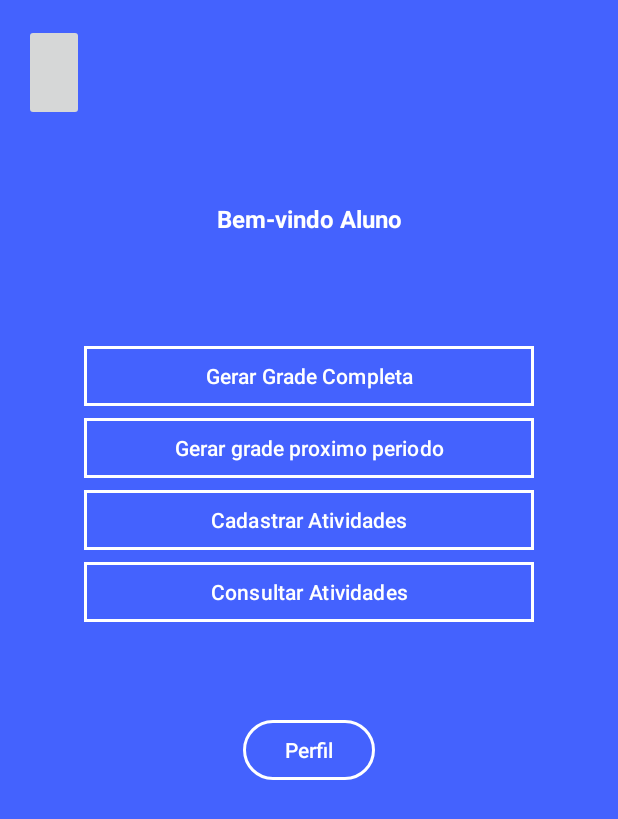
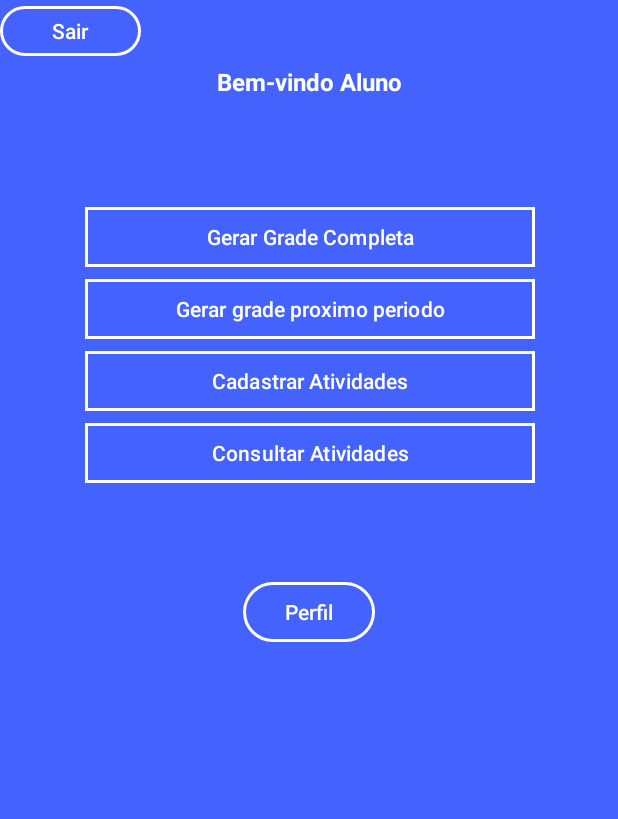
Before and after one commit to felipejf95/SGA-Trabalho, an Android app built with Jetpack Compose: the TelaPrincipalAlunoActivity screen opened directly, with no data from a screen before it, on a phone screen of 412 x 824 dp. Shown: the top 819 px of the screen. Run offline under Robolectric (Android 15) with nearby library versions, the phone set to English and light mode, and no system bars.

Commit message:
Conserta merge

```diff
--- a/app/src/main/res/layout/activity_tela_principal_aluno.xml
+++ b/app/src/main/res/layout/activity_tela_principal_aluno.xml
@@ -12,27 +12,28 @@
         android:id="@+id/textView"
         android:layout_width="wrap_content"
         android:layout_height="wrap_content"
-        android:layout_marginBottom="70dp"
+        android:layout_marginTop="43dp"
         android:text="Bem-vindo Aluno"
         android:textColor="#FFFFFF"
         android:textSize="16sp"
         android:textStyle="bold"
-        app:layout_constraintBottom_toTopOf="@+id/btnGerarGrade"
         app:layout_constraintEnd_toEndOf="parent"
-        app:layout_constraintStart_toStartOf="parent" />
+        app:layout_constraintStart_toStartOf="parent"
+        app:layout_constraintTop_toTopOf="parent" />
 
     <Button
         android:id="@+id/btnGerarGrade"
         android:layout_width="wrap_content"
         android:layout_height="wrap_content"
+        android:layout_marginTop="134dp"
+        android:layout_marginEnd="55dp"
         android:width="300dp"
         android:backgroundTint="?android:attr/windowSplashScreenBackground"
         android:text="Gerar Grade Completa"
         app:cornerRadius="0dp"
-        app:layout_constraintBottom_toTopOf="@+id/btnConsultar"
         app:layout_constraintEnd_toEndOf="parent"
-        app:layout_constraintStart_toStartOf="parent"
-        app:layout_constraintTop_toBottomOf="@+id/btnPerfil"
+        app:layout_constraintStart_toEndOf="@+id/btnPerfil"
+        app:layout_constraintTop_toTopOf="parent"
         app:strokeColor="#FFFFFF"
         app:strokeWidth="2dp" />
 
@@ -44,10 +45,21 @@
         android:backgroundTint="?android:attr/windowSplashScreenBackground"
         android:text="Gerar grade proximo periodo"
         app:cornerRadius="0dp"
-        app:layout_constraintBottom_toTopOf="@+id/btnAtividades"
-        app:layout_constraintEnd_toEndOf="@+id/btnGerarGrade"
         app:layout_constraintStart_toStartOf="@+id/btnGerarGrade"
         app:layout_constraintTop_toBottomOf="@+id/btnGerarGrade"
+        app:strokeColor="@color/white"
+        app:strokeWidth="2dp" />
+
+    <Button
+        android:id="@+id/btnAlunoAddExtra"
+        android:layout_width="wrap_content"
+        android:layout_height="wrap_content"
+        android:width="300dp"
+        android:backgroundTint="?android:attr/windowSplashScreenBackground"
+        android:text="Cadastrar Atividades"
+        app:cornerRadius="0dp"
+        app:layout_constraintStart_toStartOf="@+id/btnConsultar"
+        app:layout_constraintTop_toBottomOf="@+id/btnConsultar"
         app:strokeColor="@color/white"
         app:strokeWidth="2dp" />
 
@@ -57,40 +69,20 @@
         android:layout_height="wrap_content"
         android:width="300dp"
         android:backgroundTint="?android:attr/windowSplashScreenBackground"
-        android:text="Cadastrar Atividades"
-        app:cornerRadius="0dp"
-        app:layout_constraintBottom_toTopOf="@+id/btnAtividades2"
-        app:layout_constraintEnd_toEndOf="@+id/btnConsultar"
-        app:layout_constraintStart_toStartOf="@+id/btnConsultar"
-        app:layout_constraintTop_toBottomOf="@+id/btnConsultar"
-        app:strokeColor="@color/white"
-        app:strokeWidth="2dp" />
-
-    <Button
-        android:id="@+id/btnAtividades2"
-        android:layout_width="wrap_content"
-        android:layout_height="wrap_content"
-        android:layout_marginBottom="405dp"
-        android:width="300dp"
-        android:backgroundTint="?android:attr/windowSplashScreenBackground"
         android:text="Consultar Atividades"
         app:cornerRadius="0dp"
-        app:layout_constraintBottom_toBottomOf="parent"
-        app:layout_constraintEnd_toEndOf="@+id/btnAtividades"
-        app:layout_constraintStart_toStartOf="@+id/btnAtividades"
-        app:layout_constraintTop_toBottomOf="@+id/btnAtividades"
+        app:layout_constraintStart_toStartOf="@+id/btnAlunoAddExtra"
+        app:layout_constraintTop_toBottomOf="@+id/btnAlunoAddExtra"
         app:strokeColor="@color/white"
         app:strokeWidth="2dp" />
 
     <ImageButton
         android:id="@+id/btnPerfil"
-        android:layout_width="40dp"
+        android:layout_width="0dp"
         android:layout_height="0dp"
-        android:layout_marginStart="16dp"
-        android:layout_marginTop="16dp"
-        android:layout_marginBottom="146dp"
+        android:layout_marginEnd="16dp"
         android:scaleType="centerCrop"
-        app:layout_constraintBottom_toTopOf="@+id/btnGerarGrade"
+        app:layout_constraintEnd_toStartOf="@+id/btnGerarGrade"
         app:layout_constraintStart_toStartOf="parent"
         app:layout_constraintTop_toTopOf="parent"
         tools:srcCompat="@tools:sample/avatars" />
@@ -99,13 +91,24 @@
         android:id="@+id/btnPerfilAluno"
         android:layout_width="wrap_content"
         android:layout_height="wrap_content"
-        android:layout_marginTop="57dp"
+        android:layout_marginTop="58dp"
         android:backgroundTint="?android:attr/windowSplashScreenBackground"
         android:text="Perfil"
         app:layout_constraintEnd_toEndOf="parent"
         app:layout_constraintStart_toStartOf="parent"
-        app:layout_constraintTop_toBottomOf="@+id/btnAtividades2"
+        app:layout_constraintTop_toBottomOf="@+id/btnAtividades"
         app:strokeColor="@color/white"
         app:strokeWidth="2dp" />
 
+    <Button
+        android:id="@+id/btnSair"
+        android:layout_width="94dp"
+        android:layout_height="41dp"
+        android:backgroundTint="?android:attr/windowSplashScreenBackground"
+        android:text="Sair"
+        app:strokeColor="@color/white"
+        app:strokeWidth="2dp"
+        tools:layout_editor_absoluteX="301dp"
+        tools:layout_editor_absoluteY="16dp" />
+
 </androidx.constraintlayout.widget.ConstraintLayout>
```
